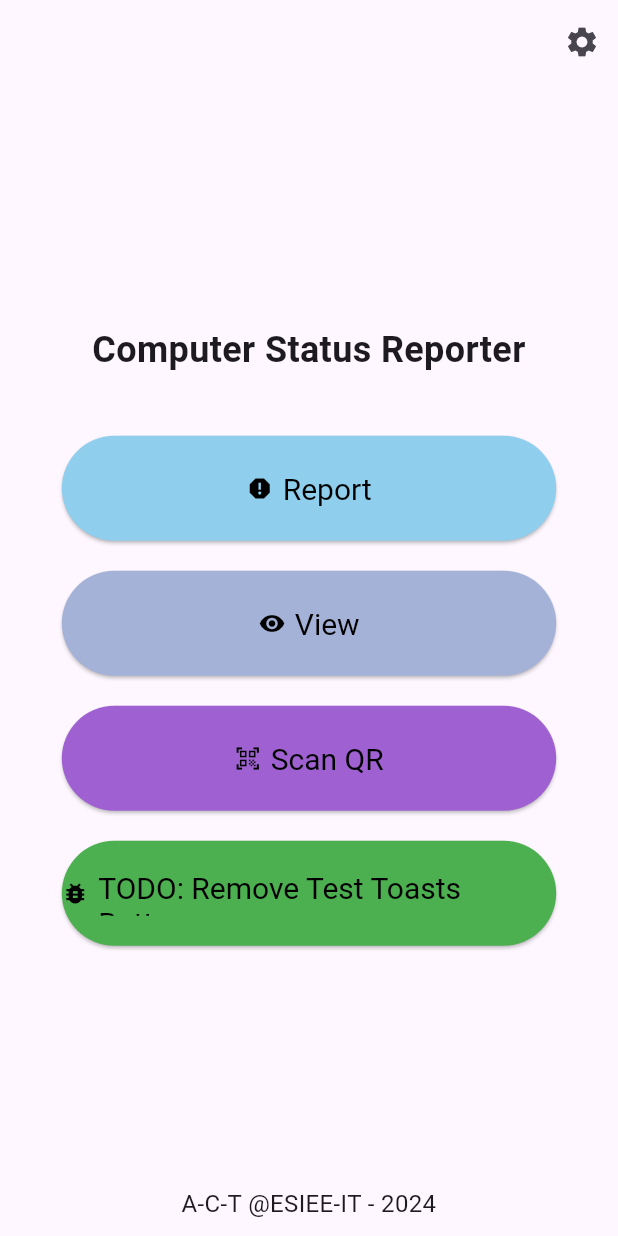
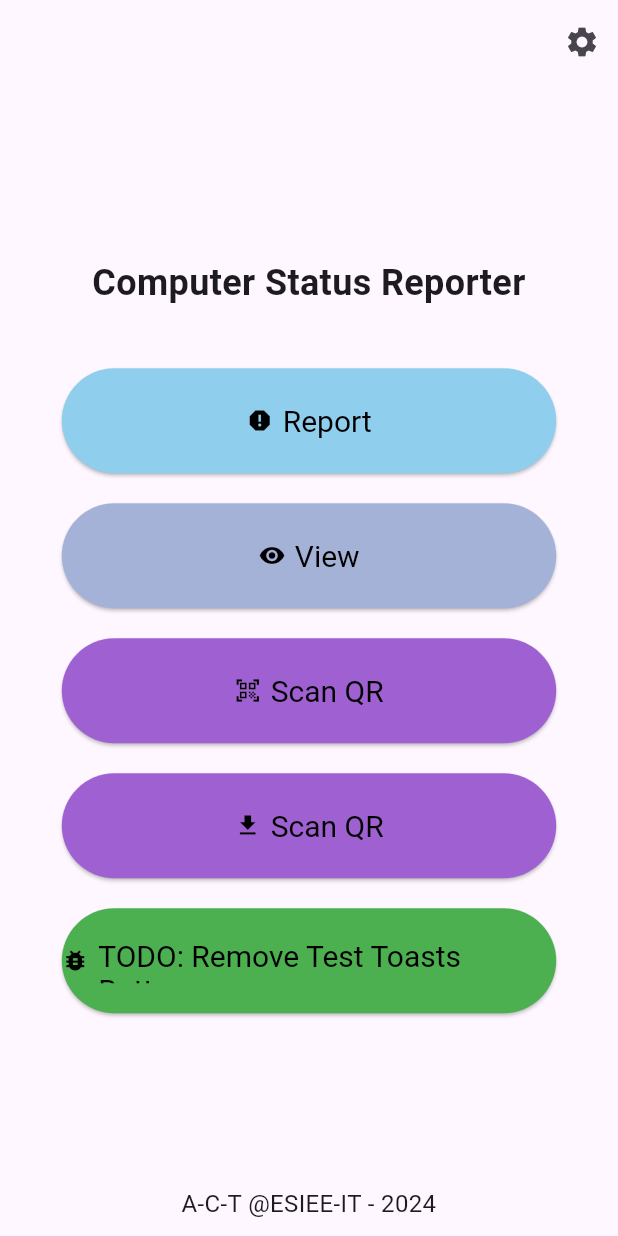
Before and after one commit to arthurpellegrini/ComputerStatusReporter, a Flutter app: the screen it shows after launch, on a phone screen of 412 x 824 dp. Run offline on Flutter 3.47's test engine with Material 3 defaults, Android fonts, the phone set to English and light mode, and no system bars; our stand-ins replace cloud_firestore, firebase_core, fluttertoast, pdf, printing, qr_flutter; missing offline and left inert: country_flags; accounts and stored records are empty; generated files the repository leaves out were written again.

Commit message:
Feat: Download All Computers Qr Codes

```diff
--- a/lib/src/api/computer_requests.dart
+++ b/lib/src/api/computer_requests.dart
@@ -18,5 +18,4 @@ class ComputerRequests {
       return [];
     }
   }
-
 }
--- a/lib/src/app.dart
+++ b/lib/src/app.dart
@@ -1,4 +1,3 @@
-
 import 'package:flutter/material.dart';
 import 'package:flutter_gen/gen_l10n/app_localizations.dart';
 import 'package:flutter_localizations/flutter_localizations.dart';
@@ -44,11 +43,11 @@ class MyApp extends StatelessWidget {
           themeMode: settingsController.themeMode,
           initialRoute: '/',
           routes: {
-            '/': (context) => const HomeView(),
+            '/': (context) => HomeView(dataController: dataController),
             '/settings': (context) => SettingsView(controller: settingsController),
-            '/report': (context) => SelectRoomView(dataController: dataController), // Add your Report page here
-            '/view': (context) => const Placeholder(), // Add your View page here
-            '/scanQR': (context) => const Placeholder(), // Add your ScanQR page here
+            '/report': (context) => SelectRoomView(dataController: dataController),
+            '/view': (context) => const Placeholder(),
+            '/scanQR': (context) => const Placeholder(),
           },
         );
       },
--- /dev/null
+++ b/lib/src/custom_items/custom_download_qr.dart
@@ -0,0 +1,68 @@
+import 'dart:typed_data';
+import 'package:flutter_gen/gen_l10n/app_localizations.dart';
+import 'package:computer_status_reporter/src/model/data_controller.dart';
+import 'package:computer_status_reporter/src/qr_code/pdf_generator.dart';
+import 'package:flutter/material.dart';
+import 'package:pdf/pdf.dart';
+import 'package:printing/printing.dart';
+
+class CustomDownloadQr extends StatefulWidget {
+  const CustomDownloadQr({super.key, required this.dataController});
+
+  final DataController dataController;
+
+  @override
+  State<CustomDownloadQr> createState() => _CustomDownloadQrState();
+}
+
+class _CustomDownloadQrState extends State<CustomDownloadQr> {
+  bool _isGeneratingPDF = false;
+
+  @override
+  Widget build(BuildContext context) {
+    return ElevatedButton.icon(
+      onPressed: _isGeneratingPDF ? null : _generatePDF,
+      icon: _isGeneratingPDF
+          ? const SizedBox(
+              width: 24,
+              height: 24,
+              child: CircularProgressIndicator(
+                strokeWidth: 2.0,
+                color: Colors.black,
+              ),
+            )
+          : const Icon(Icons.download, color: Colors.black),
+      label: Text(
+        AppLocalizations.of(context)!.scanQR,
+        style: const TextStyle(color: Colors.black),
+      ),
+      style: ElevatedButton.styleFrom(
+        backgroundColor: const Color(0xFF9F61D1),
+        padding: const EdgeInsets.symmetric(vertical: 20),
+        textStyle: const TextStyle(fontSize: 20),
+        minimumSize: const Size(400, 70),
+        maximumSize: const Size(2000, 70),
+      ),
+    );
+  }
+
+  Future<void> _generatePDF() async {
+    setState(() {
+      _isGeneratingPDF = true;
+    });
+
+    try {
+      PDFGenerator pdfGenerator = PDFGenerator(dataController: widget.dataController);
+      Uint8List pdfData = await pdfGenerator.generatePDFWithQR();
+
+      // Display the generated PDF
+      await Printing.layoutPdf(
+        onLayout: (PdfPageFormat format) async => pdfData,
+      );
+    } finally {
+      setState(() {
+        _isGeneratingPDF = false;
+      });
+    }
+  }
+}
--- a/lib/src/home_view.dart
+++ b/lib/src/home_view.dart
@@ -1,10 +1,14 @@
+import 'package:computer_status_reporter/src/custom_items/custom_download_qr.dart';
+import 'package:computer_status_reporter/src/model/data_controller.dart';
 import 'package:flutter/material.dart';
 import 'package:flutter_gen/gen_l10n/app_localizations.dart';
 import 'custom_items/custom_toast.dart';
 import 'custom_items/custom_button.dart';
 
 class HomeView extends StatelessWidget {
-  const HomeView({super.key});
+  const HomeView({super.key, required this.dataController});
+
+  final DataController dataController;
 
   void _showSuccessToast(BuildContext context) {
     CustomToast.show(
@@ -46,7 +50,8 @@ class HomeView extends StatelessWidget {
                 const Spacer(),
                 Text(
                   AppLocalizations.of(context)!.appTitle,
-                  style: const TextStyle(fontSize: 24, fontWeight: FontWeight.bold),
+                  style: const TextStyle(
+                      fontSize: 24, fontWeight: FontWeight.bold),
                   textAlign: TextAlign.center,
                 ),
                 const SizedBox(height: 40),
@@ -81,6 +86,8 @@ class HomeView extends StatelessWidget {
                         backgroundColor: const Color(0xFF9F61D1),
                       ),
                       const SizedBox(height: 20),
+                      CustomDownloadQr(dataController: dataController),
+                      const SizedBox(height: 20),
                       CustomButton(
                         onPressed: () {
                           _showSuccessToast(context);
```
Also changed, not shown: lib/src/model/computer.dart (+7 -3 lines), lib/src/model/data_controller.dart (+11 -25 lines), lib/src/qr_code/pdf_generator.dart (added, +83 -0 lines), pubspec.yaml (+9 -3 lines), pubspec.lock, 10 other files.
